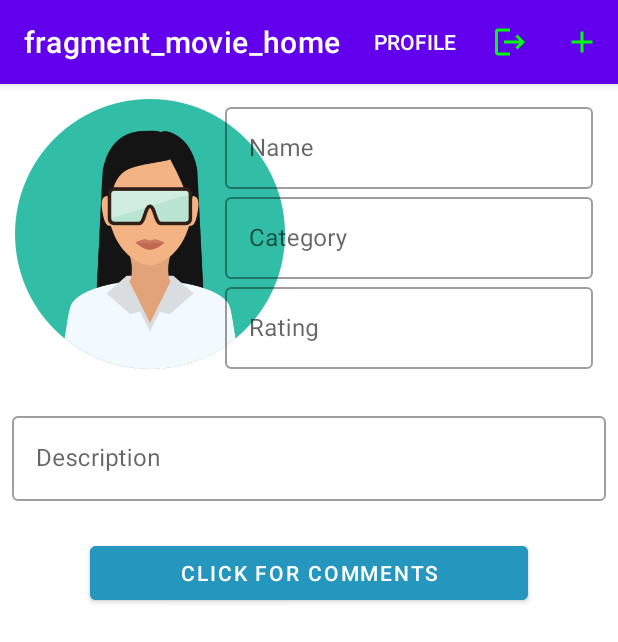
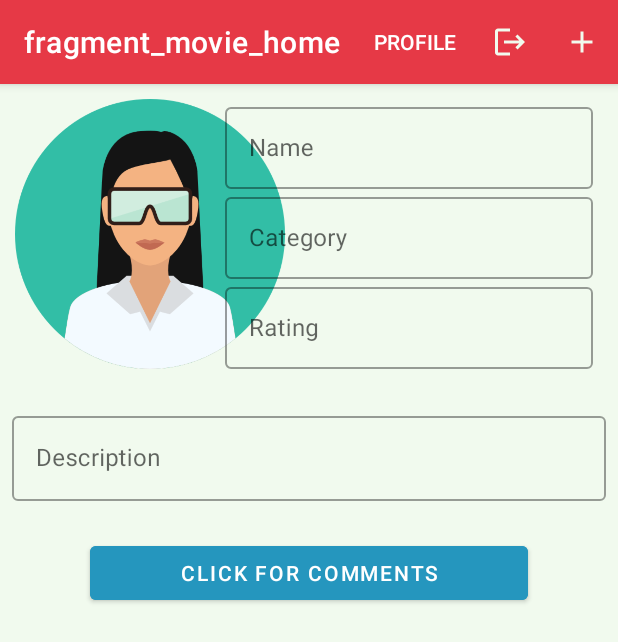
Before and after one commit to YaronZandberg/MovieShare, an Android app: the fragment MovieProfileFragment placed in its activity, on a phone screen of 412 x 824 dp. Shown: the top 642 px of the screen. Run offline under Robolectric (Android 15) with nearby library versions, the phone set to English and light mode, and no system bars; our stand-ins replace Firebase (no records; nobody signed in at launch, a user with empty details on screens opened directly), Picasso, Room's generated code, navigation-ui; pictures from the network do not load; 3 statements that could not run were skipped.

Commit message:
Added new colors

```diff
--- a/app/src/main/java/com/example/movieshare/constants/MovieConstants.java
+++ b/app/src/main/java/com/example/movieshare/constants/MovieConstants.java
@@ -12,4 +12,5 @@ public class MovieConstants {
     public static final String MOVIE_LAST_UPDATE = "movie_last_update";
     public static final String MOVIE_LOCAL_LAST_UPDATE = "movie_local_last_update";
     public static final String MOVIE_API_KEY = "fd03ee4400dc93124b178d4ffbf867d1";
+    public static final String MOVIE_API_URL = "https://api.themoviedb.org";
 }
--- a/app/src/main/java/com/example/movieshare/repository/models/Movie.java
+++ b/app/src/main/java/com/example/movieshare/repository/models/Movie.java
@@ -24,8 +24,7 @@ import java.util.Map;
         @ForeignKey(entity = MovieCategory.class,
                 parentColumns = "categoryId",
                 childColumns = "movieCategoryId",
-                onDelete = ForeignKey.CASCADE)},
-        indices = {@Index(value = {"movieName"}, unique = true)}
+                onDelete = ForeignKey.CASCADE)}
 )
 public class Movie {
     @PrimaryKey
--- a/app/src/main/java/com/example/movieshare/viewholders/MovieCategoryViewHolder.java
+++ b/app/src/main/java/com/example/movieshare/viewholders/MovieCategoryViewHolder.java
@@ -4,6 +4,7 @@ import android.view.View;
 
 import androidx.annotation.NonNull;
 
+import com.example.movieshare.R;
 import com.example.movieshare.constants.Categories;
 import com.example.movieshare.listeners.general.OnItemClickListener;
 import com.example.movieshare.repository.models.MovieCategory;
@@ -17,6 +18,6 @@ public class MovieCategoryViewHolder extends MovieItemViewHolder<MovieCategory>
     @Override
     public void bindMovieItem(MovieCategory movieCategory) {
         this.movieItemNameTv.setText(movieCategory.getCategoryName());
-        Picasso.get().load(new Categories().getImageByName(movieCategory.getCategoryName())).into(this.movieItemImg);
+        this.movieItemImg.setImageResource(R.drawable.logo);
     }
 }
--- a/app/src/main/res/drawable/add_image.xml
+++ b/app/src/main/res/drawable/add_image.xml
@@ -1,4 +1,4 @@
-<vector android:height="24dp" android:tint="#00FD0B"
+<vector android:height="24dp" android:tint="#f1faee"
     android:viewportHeight="24" android:viewportWidth="24"
     android:width="24dp" xmlns:android="http://schemas.android.com/apk/res/android">
     <path android:fillColor="@android:color/white" android:pathData="M19,13h-6v6h-2v-6H5v-2h6V5h2v6h6v2z"/>
--- a/app/src/main/res/drawable/logout_image.xml
+++ b/app/src/main/res/drawable/logout_image.xml
@@ -1,5 +1,5 @@
 <vector android:autoMirrored="true" android:height="24dp"
-    android:tint="#00FD0B" android:viewportHeight="24"
+    android:tint="#f1faee" android:viewportHeight="24"
     android:viewportWidth="24" android:width="24dp" xmlns:android="http://schemas.android.com/apk/res/android">
     <path android:fillColor="@android:color/white" android:pathData="M17,7l-1.41,1.41L18.17,11H8v2h10.17l-2.58,2.58L17,17l5,-5zM4,5h8V3H4c-1.1,0 -2,0.9 -2,2v14c0,1.1 0.9,2 2,2h8v-2H4V5z"/>
 </vector>
--- a/app/src/main/res/drawable/movie_default_image.xml
+++ b/app/src/main/res/drawable/movie_default_image.xml
@@ -1,4 +1,4 @@
-<vector android:height="24dp" android:tint="#007FFD"
+<vector android:height="24dp" android:tint="#e63946"
     android:viewportHeight="24" android:viewportWidth="24"
     android:width="24dp" xmlns:android="http://schemas.android.com/apk/res/android">
     <path android:fillColor="@android:color/white" android:pathData="M18,4l2,3h-3l-2,-3h-2l2,3h-3l-2,-3L8,4l2,3L7,7L5,4L4,4c-1.1,0 -1.99,0.9 -1.99,2L2,18c0,1.1 0.9,2 2,2h16c1.1,0 2,-0.9 2,-2L22,4h-4zM11.25,15.25L10,18l-1.25,-2.75L6,14l2.75,-1.25L10,10l1.25,2.75L14,14l-2.75,1.25zM16.94,11.94L16,14l-0.94,-2.06L13,11l2.06,-0.94L16,8l0.94,2.06L19,11l-2.06,0.94z"/>
--- a/app/src/main/res/layout/activity_main.xml
+++ b/app/src/main/res/layout/activity_main.xml
@@ -4,6 +4,7 @@
     xmlns:tools="http://schemas.android.com/tools"
     android:layout_width="match_parent"
     android:layout_height="match_parent"
+    android:background="@color/grey"
     tools:context=".MainActivity">
 
     <androidx.fragment.app.FragmentContainerView
--- a/app/src/main/res/values/colors.xml
+++ b/app/src/main/res/values/colors.xml
@@ -1,10 +1,12 @@
 <?xml version="1.0" encoding="utf-8"?>
 <resources>
     <color name="purple_200">#FFBB86FC</color>
-    <color name="purple_500">#FF6200EE</color>
+    <color name="purple_500">#e63946</color>
     <color name="purple_700">#FF3700B3</color>
     <color name="teal_200">#FF03DAC5</color>
     <color name="teal_700">#FF018786</color>
     <color name="black">#FF000000</color>
     <color name="white">#FFFFFFFF</color>
+    <color name="grey">#f1faee</color>
+    <color name="exitBtn">#f1faee</color>
 </resources>
```
Also changed, not shown: app/src/main/java/com/example/movieshare/fragments/movie/MovieListFragment.java (+4 -4 lines), app/src/main/java/com/example/movieshare/repository/models/MovieApi.java (+5 -13 lines), app/src/main/res/layout/fragment_user_comment_list.xml (+2 -7 lines), app/src/main/res/drawable-v24/logo.png (added).
